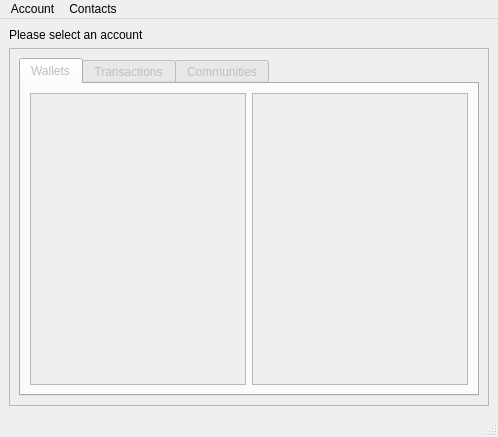
Qt form res/ui/mainwindow.ui (duniter/sakia) before a commit.
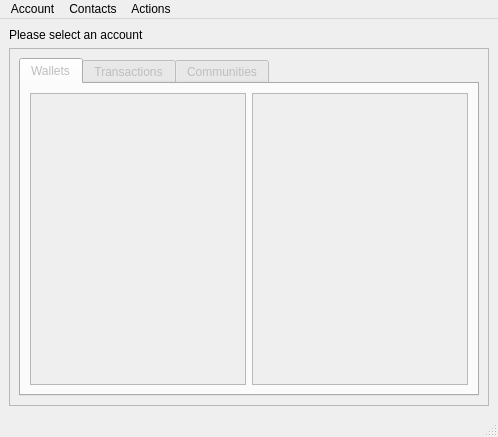
The same form after that commit.

Diff of the .ui file:
```diff
--- a/res/ui/mainwindow.ui
+++ b/res/ui/mainwindow.ui
@@ -139,8 +139,15 @@
     <addaction name="separator"/>
     <addaction name="actionAdd_a_contact"/>
    </widget>
+   <widget class="QMenu" name="menuActions">
+    <property name="title">
+     <string>Actions</string>
+    </property>
+    <addaction name="actionTransfer_money"/>
+   </widget>
    <addaction name="menuTr_File"/>
    <addaction name="menuEdit"/>
+   <addaction name="menuActions"/>
   </widget>
   <widget class="QStatusBar" name="statusbar"/>
   <action name="actionManage_accounts">
```
Left out of the diff: 22 changed lines with no effect on the pictures.
